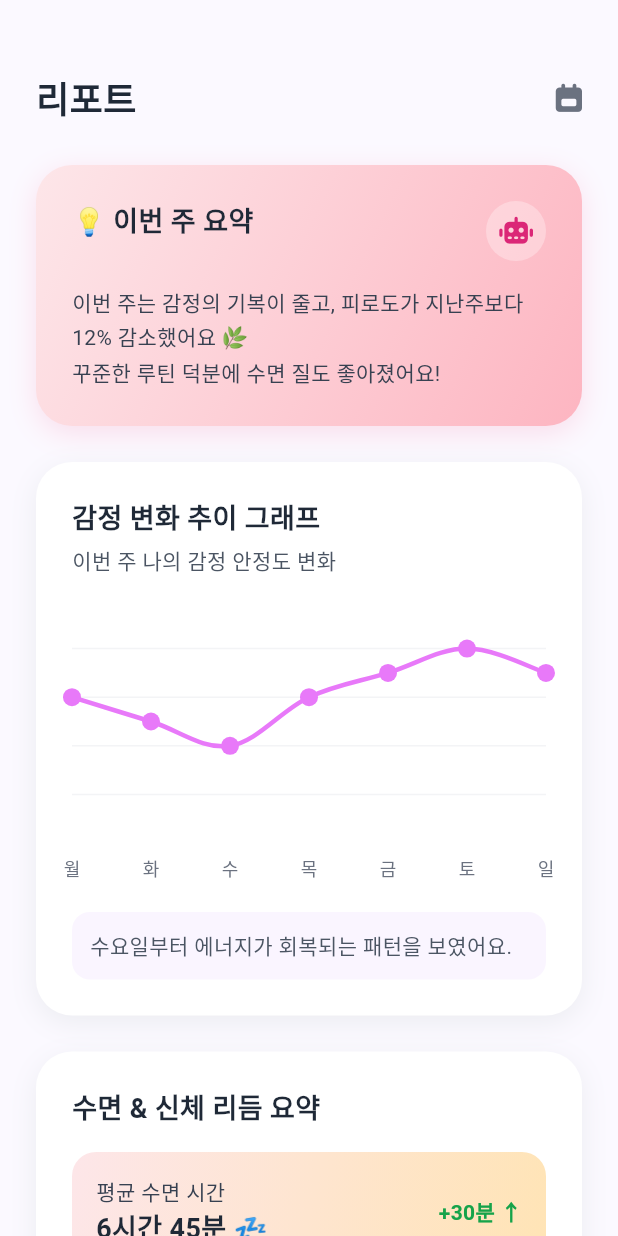
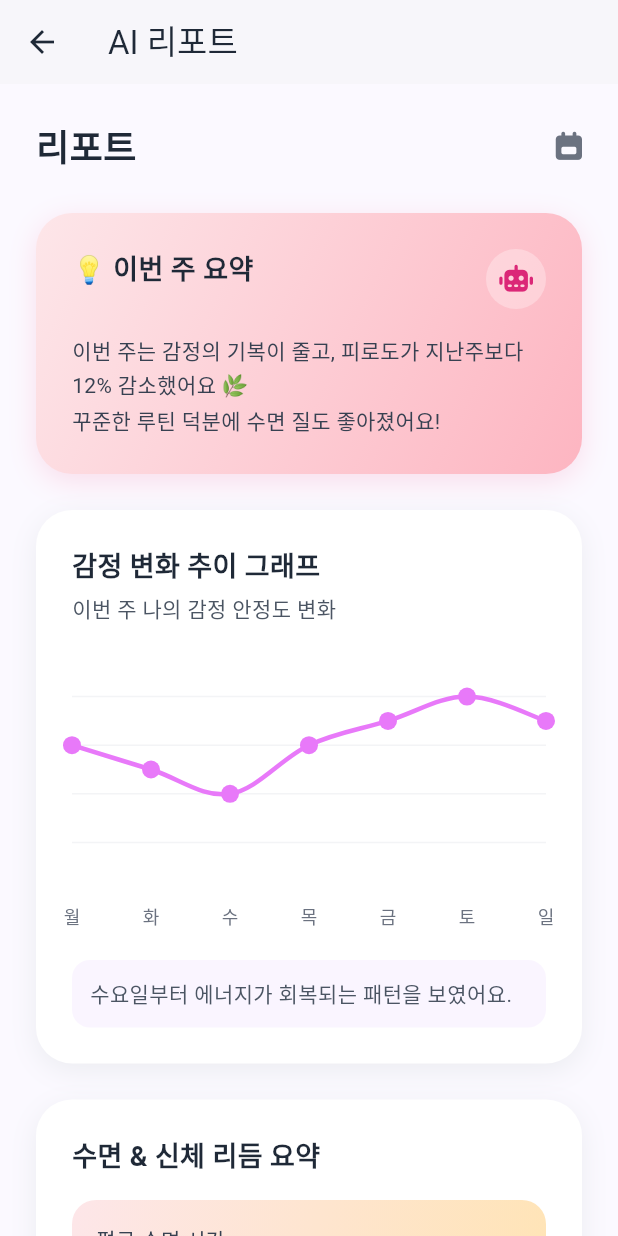
Before and after one commit to singnyee/Aura, a Flutter app: the screen it shows after launch, scrolled down 576 dp, after a tap on "AI 예보 참고하기", on a phone screen of 412 x 824 dp. Run offline on Flutter 3.47's test engine with Material 3 defaults, Android fonts, the phone set to English and light mode, and no system bars; drawn by our look-alikes of fl_chart; our stand-ins replace font_awesome_flutter, table_calendar; Roboto replaces fonts that are missing (Pretendard).

Commit message:
그만할래

```diff
--- a/lib/screens/home/home_screen.dart
+++ b/lib/screens/home/home_screen.dart
@@ -50,11 +50,12 @@ class HomeScreenState extends State<HomeScreen> {
   }
 
   Widget buildBottomNavBar(int currentIndex, Function(int) onTap) {
-     return BottomAppBar(
+    return BottomAppBar(
       color: Colors.white,
       elevation: 4,
       child: Padding(
-        padding: const EdgeInsets.symmetric(horizontal: 16.0, vertical: 8.0),
+        // 🌟 [수정] Overfolw 해결을 위해 세로 패딩을 8.0에서 4.0으로 줄입니다.
+        padding: const EdgeInsets.symmetric(horizontal: 16.0, vertical: 4.0),
         child: Row(
           mainAxisAlignment: MainAxisAlignment.spaceBetween,
           children: [
@@ -151,6 +152,7 @@ class HomeContent extends StatelessWidget {
       ),
     );
   }
+
   Widget buildEmotionForecast() {
     return Container(
       padding: const EdgeInsets.all(24),
@@ -184,7 +186,6 @@ class HomeContent extends StatelessWidget {
             ),
           ),
           const SizedBox(height: 16),
-
           Row(
             children: [
               buildForecastCard('☀️', '기분', '좋음'),
@@ -195,7 +196,6 @@ class HomeContent extends StatelessWidget {
             ],
           ),
           const SizedBox(height: 16),
-
           Container(
             padding: const EdgeInsets.all(12),
             decoration: BoxDecoration(
@@ -214,6 +214,7 @@ class HomeContent extends StatelessWidget {
       ),
     );
   }
+
   Widget buildForecastCard(String icon, String title, String value) {
     return Expanded(
       child: Container(
@@ -246,8 +247,9 @@ class HomeContent extends StatelessWidget {
       ),
     );
   }
+
   Widget buildAiRoutine() {
-     return Column(
+    return Column(
       crossAxisAlignment: CrossAxisAlignment.start,
       children: [
         const Text(
@@ -266,7 +268,6 @@ class HomeContent extends StatelessWidget {
           ),
         ),
         const SizedBox(height: 16),
-
         buildRoutineItem('☕', '따뜻한 차 마시기', isCompleted: false),
         const SizedBox(height: 12),
         buildRoutineItem('🧘', '10분 스트레칭', isCompleted: true),
@@ -275,8 +276,9 @@ class HomeContent extends StatelessWidget {
       ],
     );
   }
+
   Widget buildRoutineItem(String icon, String title, {bool isCompleted = false}) {
-     return Container(
+    return Container(
       padding: const EdgeInsets.all(16),
       decoration: BoxDecoration(
         color: Colors.white,
@@ -304,8 +306,9 @@ class HomeContent extends StatelessWidget {
       ),
     );
   }
+
   Widget buildPinkButton() {
-     return Container(
+    return Container(
       decoration: BoxDecoration(
         gradient: const LinearGradient(
           colors: [AuraColors.lightPink, AuraColors.primaryPink],
@@ -332,6 +335,7 @@ class HomeContent extends StatelessWidget {
       ),
     );
   }
+
   Widget buildGrayButton() {
     // 🌟 [수정] 핑크 버튼과 동일한 구조로 변경
     return Container(
@@ -356,6 +360,7 @@ class HomeContent extends StatelessWidget {
       ),
     );
   }
+
   Widget buildTodayRecord(BuildContext context) {
     return Column(
       crossAxisAlignment: CrossAxisAlignment.start,
@@ -369,7 +374,6 @@ class HomeContent extends StatelessWidget {
           ),
         ),
         const SizedBox(height: 16),
-
         SingleChildScrollView(
           scrollDirection: Axis.horizontal,
           child: Row(
@@ -387,7 +391,6 @@ class HomeContent extends StatelessWidget {
           ),
         ),
         const SizedBox(height: 16),
-
         ElevatedButton(
           onPressed: () {
             // Start recording flow
@@ -417,6 +420,7 @@ class HomeContent extends StatelessWidget {
       ],
     );
   }
+
   Widget buildRecordChip(String icon, String title, String value) {
     return Container(
       width: 80,
@@ -452,7 +456,7 @@ class HomeContent extends StatelessWidget {
 
   // 🌟 5. [수정] buildBodyRhythm now requires context
   Widget buildBodyRhythm(BuildContext context) {
-     return Container(
+    return Container(
       padding: const EdgeInsets.all(24),
       decoration: BoxDecoration(
         color: AuraColors.gray50,
@@ -470,7 +474,6 @@ class HomeContent extends StatelessWidget {
             ),
           ),
           const SizedBox(height: 16),
-
           Row(
             mainAxisAlignment: MainAxisAlignment.spaceBetween,
             children: [
--- a/lib/screens/report/ai_report_screen.dart
+++ b/lib/screens/report/ai_report_screen.dart
@@ -8,9 +8,16 @@ class AiReportScreen extends StatelessWidget {
 
   @override
   Widget build(BuildContext context) {
-    // HTML의 body 배경 그라데이션
+    // 🌟 [수정] Scaffold로 감싸고 AppBar 추가
     return Scaffold(
       backgroundColor: const Color(0xFFFBF9FF), // from-pink-50 to-purple-50 유사색
+      // 🌟 [추가] 홈 화면에서 Push로 진입 시 뒤로가기 버튼이 자동 생성되는 AppBar
+      appBar: AppBar(
+        title: const Text('AI 리포트'),
+        backgroundColor: Colors.white,
+        foregroundColor: AuraColors.gray800,
+        elevation: 1,
+      ),
       body: buildMainContent(),
     );
   }
@@ -36,7 +43,7 @@ class AiReportScreen extends StatelessWidget {
   // <div id="header">
   Widget buildHeader() {
     return Padding(
-      padding: const EdgeInsets.only(left: 24, right: 24, top: 48, bottom: 16), // px-6 pt-12 pb-4
+      padding: const EdgeInsets.only(left: 24, right: 24, top: 24, bottom: 16), // 🌟 AppBar가 생겼으므로 top padding 수정
       child: Row(
         mainAxisAlignment: MainAxisAlignment.spaceBetween,
         children: [
@@ -188,7 +195,7 @@ class AiReportScreen extends StatelessWidget {
                     dotData: FlDotData( // marker
                       show: true,
                       getDotPainter: (spot, percent, barData, index) =>
-                        FlDotCirclePainter(radius: 6, color: const Color(0xFFE879F9), strokeWidth: 0),
+                          FlDotCirclePainter(radius: 6, color: const Color(0xFFE879F9), strokeWidth: 0),
                     ),
                     belowBarData: BarAreaData(show: false), // 영역 채우기 없음
                   ),
@@ -361,7 +368,7 @@ class AiReportScreen extends StatelessWidget {
             style: TextStyle(color: AuraColors.gray700, height: 1.6, fontSize: 14),
           ),
           const SizedBox(height: 24), // mb-6
-          ElevatedButton( // 다음 주 기록 시작하기 버튼
+          ElevatedButton( // 이전 기록 모아 보기 버튼
             onPressed: () {},
             style: ElevatedButton.styleFrom(
               padding: EdgeInsets.zero, // 내부 패딩 제거
@@ -398,7 +405,7 @@ class AiReportScreen extends StatelessWidget {
       title: '이달의 감정 곡선',
       content: Column(
         children: [
-           // 🌟 fl_chart 월간 그래프
+          // 🌟 fl_chart 월간 그래프
           SizedBox(
             height: 192, // h-48
             child: LineChart( // areaspline -> LineChart with area
@@ -551,8 +558,8 @@ class AiReportScreen extends StatelessWidget {
         borderRadius: BorderRadius.circular(12), // rounded-xl
       ),
       child: textOrWidget is String
-        ? Text(textOrWidget, style: const TextStyle(fontSize: 14, color: AuraColors.gray600))
-        : textOrWidget, // 위젯이면 그대로 표시
+          ? Text(textOrWidget, style: const TextStyle(fontSize: 14, color: AuraColors.gray600))
+          : textOrWidget, // 위젯이면 그대로 표시
     );
   }
 
--- a/lib/widgets/aura_next_button.dart
+++ b/lib/widgets/aura_next_button.dart
@@ -40,7 +40,7 @@ class AuraNextButton extends StatelessWidget {
               backgroundColor: Colors.transparent,
               shadowColor: Colors.transparent,
               // 이 패딩이 버튼의 실제 높이를 결정합니다. (상: 24, 하: 24)
-              padding: const EdgeInsets.symmetric(vertical: 24),
+              padding: const EdgeInsets.symmetric(vertical: 18),
               shape: RoundedRectangleBorder(
                 borderRadius: BorderRadius.circular(16),
               ),
```
